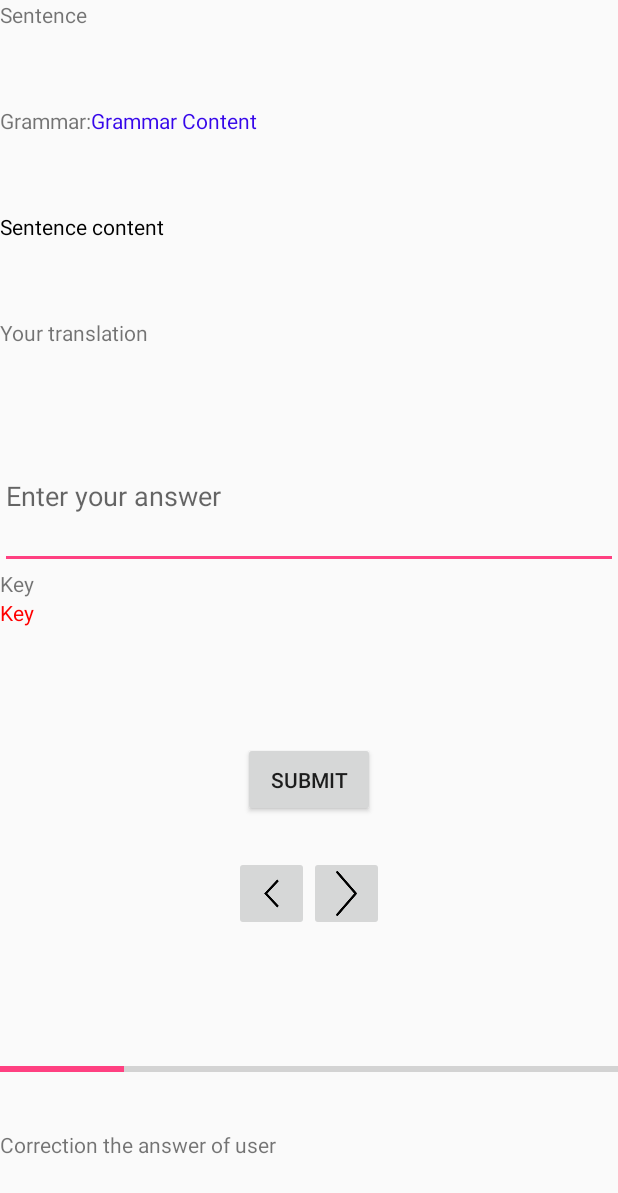
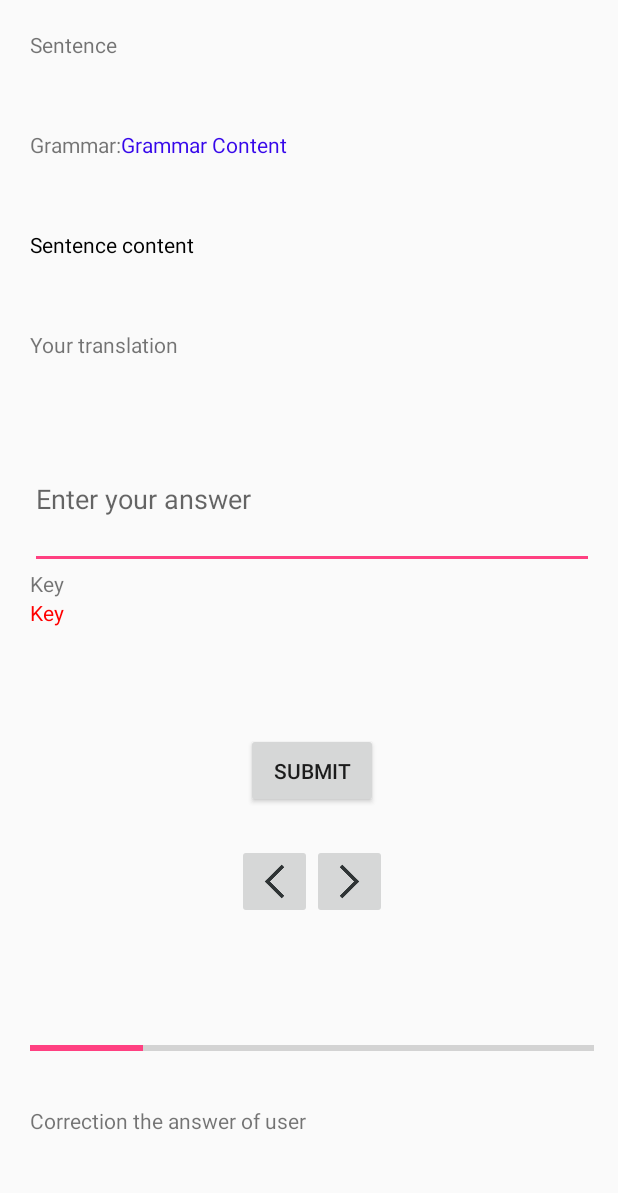
Before and after one commit to NinhHuong/NihongoRenshuu, an Android app: the layout activity_trans_quiz.xml on its own in the app's theme, with its tools: preview values and no code run, on a phone screen of 412 x 824 dp. Shown: the top 1193 px of the screen. Run offline under Robolectric (Android 15) with nearby library versions, the phone set to English and light mode, and no system bars.

```diff
--- a/app/src/main/java/com/h2n/nihongorenshuu/app/grammar/GrammarDetail.java
+++ b/app/src/main/java/com/h2n/nihongorenshuu/app/grammar/GrammarDetail.java
@@ -14,7 +14,7 @@ import java.io.IOException;
  * Created by ninhh on 11/12/2016.
  */
 
-public class GrammarDetail extends Activity {
+public class GrammarDetail extends AppCompatActivity {
 
     TextView gr_detail_title;
 
--- a/app/src/main/java/com/h2n/nihongorenshuu/app/grammar/GrammarListReview.java
+++ b/app/src/main/java/com/h2n/nihongorenshuu/app/grammar/GrammarListReview.java
@@ -3,6 +3,7 @@ package com.h2n.nihongorenshuu.app.grammar;
 import android.app.Activity;
 import android.content.Intent;
 import android.os.Bundle;
+import android.support.v7.app.AppCompatActivity;
 import android.view.View;
 import android.widget.ExpandableListView;
 import android.widget.TextView;
@@ -20,7 +21,7 @@ import java.util.List;
  * Created by ninhh on 11/8/2016.
  */
 
-public class GrammarListReview extends Activity {
+public class GrammarListReview extends AppCompatActivity {
 //    DatabaseHelper dh = new DatabaseHelper(this);
 
     ExpandableListAdapter listAdapter;
--- a/app/src/main/java/com/h2n/nihongorenshuu/app/transquiz/TransQuizHome.java
+++ b/app/src/main/java/com/h2n/nihongorenshuu/app/transquiz/TransQuizHome.java
@@ -10,6 +10,7 @@ import android.app.AlertDialog;
 import android.content.Intent;
 import android.net.Uri;
 import android.os.Bundle;
+import android.support.v7.app.AppCompatActivity;
 import android.view.View;
 import android.widget.Button;
 import android.widget.ExpandableListView;
@@ -34,7 +35,7 @@ import com.h2n.nihongorenshuu.repo.SelectedHistoryRepo;
  * Created by ninhh on 11/13/2016.
  */
 
-public class TransQuizHome extends Activity {
+public class TransQuizHome extends AppCompatActivity {
 
     private ExpandableListView expandableListView;
     private int level;
--- a/app/src/main/res/layout/activity_trans_quiz.xml
+++ b/app/src/main/res/layout/activity_trans_quiz.xml
@@ -1,6 +1,10 @@
 <LinearLayout xmlns:android="http://schemas.android.com/apk/res/android"
     xmlns:app="http://schemas.android.com/apk/res-auto"
     android:orientation="vertical"
+    android:layout_marginLeft="@dimen/horizontal_margin"
+    android:layout_marginRight="@dimen/activity_horizontal_margin"
+    android:layout_marginBottom="@dimen/vertical_margin"
+    android:layout_marginTop="@dimen/vertical_margin"
     android:layout_width="match_parent"
     android:layout_height="match_parent">
 
@@ -94,18 +98,18 @@
         android:layout_weight="1"
         android:gravity="center_horizontal">
         <ImageButton
-            android:scaleType="fitXY"
+            android:scaleType="fitCenter"
             android:layout_width="@dimen/btn_next"
             android:layout_height="@dimen/btn_next"
             app:srcCompat="@drawable/prev"
             android:layout_gravity="left"
             android:id="@+id/btnPrev" />
-
         <ImageButton
-            android:scaleType="fitXY"
+            android:scaleType="fitCenter"
             android:layout_width="@dimen/btn_next"
             android:layout_height="@dimen/btn_next"
             app:srcCompat="@drawable/next"
+            android:layout_gravity="left"
             android:id="@+id/btnNext" />
     </LinearLayout>
 
--- a/app/src/main/res/layout/activity_trans_quiz_home.xml
+++ b/app/src/main/res/layout/activity_trans_quiz_home.xml
@@ -2,8 +2,10 @@
 <LinearLayout xmlns:android="http://schemas.android.com/apk/res/android"
    android:layout_width="fill_parent"
     android:layout_height="fill_parent"
-    android:layout_marginLeft="20dp"
-    android:layout_marginRight="20dp"
+    android:layout_marginLeft="@dimen/horizontal_margin"
+    android:layout_marginRight="@dimen/activity_horizontal_margin"
+    android:layout_marginBottom="@dimen/vertical_margin"
+    android:layout_marginTop="@dimen/vertical_margin"
     android:orientation="vertical" >
 
     <TextView
--- a/app/src/main/res/layout/grammar_detail.xml
+++ b/app/src/main/res/layout/grammar_detail.xml
@@ -1,5 +1,9 @@
 <?xml version="1.0" encoding="utf-8"?>
 <LinearLayout xmlns:android="http://schemas.android.com/apk/res/android"
+    android:layout_marginLeft="@dimen/horizontal_margin"
+    android:layout_marginRight="@dimen/activity_horizontal_margin"
+    android:layout_marginBottom="@dimen/vertical_margin"
+    android:layout_marginTop="@dimen/vertical_margin"
     android:layout_width="match_parent"
     android:layout_height="match_parent">
 
--- a/app/src/main/res/values/dimens.xml
+++ b/app/src/main/res/values/dimens.xml
@@ -2,6 +2,8 @@
     <!-- Default screen margins, per the Android Design guidelines. -->
     <dimen name="activity_horizontal_margin">16dp</dimen>
     <dimen name="activity_vertical_margin">16dp</dimen>
+    <dimen name="horizontal_margin">20dp</dimen>
+    <dimen name="vertical_margin">20dp</dimen>
     <dimen name="btn_next">50dp</dimen>
     <dimen name="pg_height">30dp</dimen>
 </resources>
```
Also changed, not shown: app/src/main/java/com/h2n/nihongorenshuu/app/transquiz/TransQuiz.java (+5 -2 lines), app/src/main/res/drawable/next.png, app/src/main/res/drawable/prev.png.
